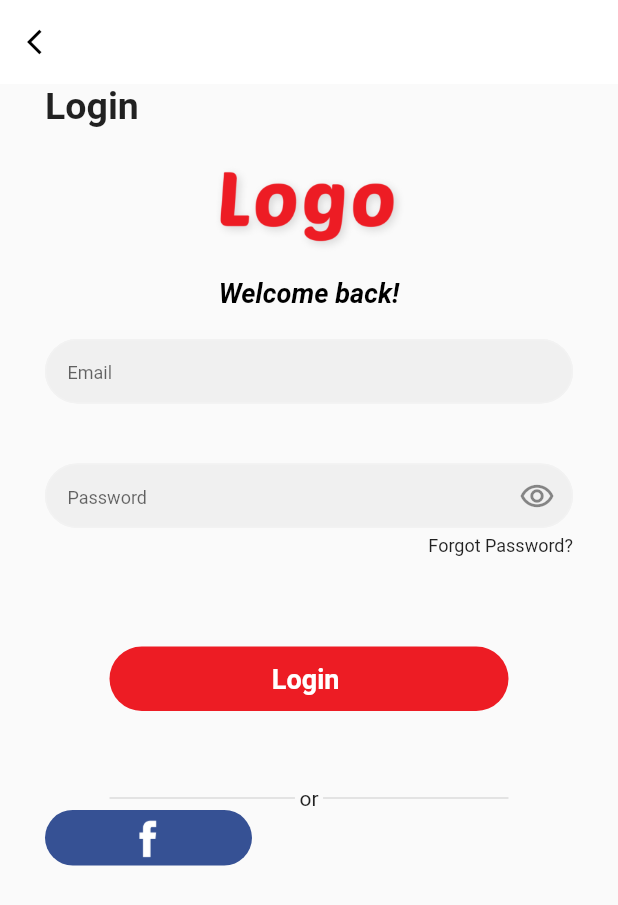
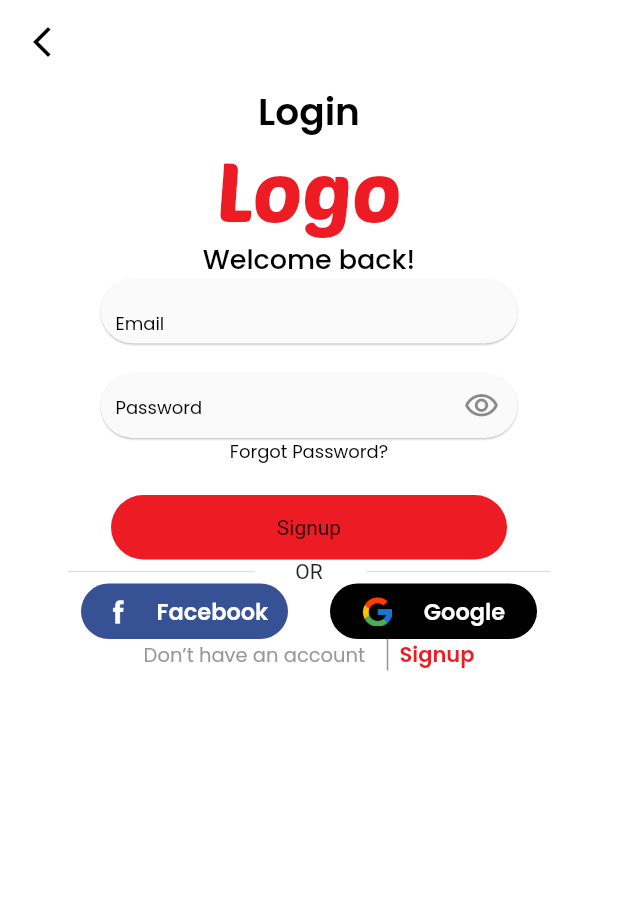
Before and after one commit to FarooqSial/micro_services, a Flutter app: the LoginScreen screen opened directly, on a phone screen of 412 x 824 dp. Shown: the top 905 px of the screen. Run offline on Flutter 3.47's test engine with Material 2 defaults, Android fonts, the phone set to English and light mode, and no system bars.

Commit message:
third commit by farooq

```diff
--- a/lib/Screen_Login.dart
+++ b/lib/Screen_Login.dart
@@ -1,5 +1,9 @@
 import 'package:flutter/material.dart';
+import 'package:micro_services/widgets/MyTestField.dart';
 import 'package:micro_services/widgets/MyContainer.dart';
+import 'package:micro_services/widgets/colors.dart';
+
+import 'Screen_Forgot_Password.dart';
 
 class LoginScreen extends StatelessWidget {
   const LoginScreen({Key? key}) : super(key: key);
@@ -8,186 +12,206 @@ class LoginScreen extends StatelessWidget {
   Widget build(BuildContext context) {
     return SafeArea(
       child: Scaffold(
+        backgroundColor: MicroServicesColor.whiteColor,
         appBar: AppBar(
-          backgroundColor: Color(0xffffffff),
+          backgroundColor: MicroServicesColor.whiteColor,
           elevation: 0,
-          leading: Icon(
-            Icons.arrow_back_ios,
-            size: 20,
-            color: Color(0xff000000),
+          leading: GestureDetector(
+            onTap: () {
+              Navigator.pop(context);
+            },
+            child: Icon(Icons.arrow_back_ios_new_outlined,
+                color: MicroServicesColor.blackColor),
           ),
         ),
-        body: Center(
-          child: Padding(
-            padding: const EdgeInsets.symmetric(horizontal: 30),
-            child: Column(
+        body: Column(
           children: [
-                Align(
-                  alignment: Alignment.centerLeft,
-                  child: Text(
+            Text(
               'Login',
               style: TextStyle(
+                color: MicroServicesColor.blackColor,
+                fontFamily: 'PoppinsSemiBold',
                 fontSize: 25,
-                      fontWeight: FontWeight.w600,
               ),
             ),
+            Center(
+              child: Text(
+                'Logo',
+                style: TextStyle(
+                  color: MicroServicesColor.redColor,
+                  fontFamily: 'PoetSenOneRegular',
+                  fontSize: 55,
                 ),
-                Image.asset(
-                  'images/Logo.png',
-                  height: 100,
-                  width: 130,
+              ),
             ),
             Text(
               'Welcome back!',
               style: TextStyle(
-                    color: Color(0xff000000),
+                color: MicroServicesColor.blackColor,
+                fontFamily: 'PoppinsMedium',
                 fontSize: 18,
-                    fontWeight: FontWeight.w600,
-                    fontStyle: FontStyle.italic,
+              ),
+            ),
+            Padding(
+              padding: const EdgeInsets.symmetric(horizontal: 40),
+              child: Column(
+                children: [
+                  MyTextField(
+                    hintText: 'Email',
+                    height: 43,
+                    width: 278,
+                    keyboardType: TextInputType.emailAddress,
+                  ),
+                  SizedBox(
+                    height: 20,
+                  ),
+                  MyTextField(
+                    hintText: 'Password',
+                    height: 43,
+                    width: 278,
+                    keyboardType: TextInputType.visiblePassword,
+                    icon: Icon(
+                      Icons.visibility_outlined,
+                    ),
+                    obscureText: true,
+                  ),
+                  GestureDetector(
+                    onTap: () {
+                      Navigator.push(
+                        context,
+                        MaterialPageRoute(
+                          builder: (context) => ForgotPasswordScreen(),
+                        ),
+                      );
+                    },
+                    child: Text(
+                      'Forgot Password?',
+                      style: TextStyle(
+                        color: MicroServicesColor.blackColor,
+                        fontSize: 12,
+                        fontFamily: 'PoppinsRegular',
+                      ),
                     ),
                   ),
                   SizedBox(
                     height: 20,
                   ),
-                SizedBox(
+                  MyContainer(
                     height: 43,
-                  child: TextField(
-                    decoration: InputDecoration(
-                      filled: true,
-                      contentPadding: EdgeInsets.only(top: 5, left: 15),
-                      hintText: 'Email',
-                      hintStyle: TextStyle(fontSize: 12),
-                      border: OutlineInputBorder(
-                        borderRadius: BorderRadius.circular(25),
-                        borderSide: BorderSide(
-                          color: Color(0xffF2F2F2),
+                    width: 264,
+                    color: MicroServicesColor.redColor,
+                    child: Center(
+                      child: Text('Signup'),
                     ),
                   ),
-                      enabledBorder: OutlineInputBorder(
-                        borderRadius: BorderRadius.circular(25),
-                        borderSide: BorderSide(
-                          color: Color(0xffF2F2F2),
-                        ),
-                      ),
-                      focusedBorder: OutlineInputBorder(
-                        borderRadius: BorderRadius.circular(25),
-                        borderSide: BorderSide(
-                          color: Color(0xff64B5F6),
-                        ),
-                      ),
-                    ),
-                  ),
-                ),
-                SizedBox(
-                  height: 40,
-                ),
-                SizedBox(
-                  height: 43,
-                  child: TextField(
-                    decoration: InputDecoration(
-                      filled: true,
-                      suffixIcon: Icon(Icons.remove_red_eye_outlined),
-                      contentPadding: EdgeInsets.only(top: 5, left: 15),
-                      hintText: 'Password',
-                      hintStyle: TextStyle(fontSize: 12),
-                      border: OutlineInputBorder(
-                        borderRadius: BorderRadius.circular(25),
-                        borderSide: BorderSide(
-                          color: Color(0xffF2F2F2),
-                        ),
-                      ),
-                      enabledBorder: OutlineInputBorder(
-                        borderRadius: BorderRadius.circular(25),
-                        borderSide: BorderSide(
-                          color: Color(0xffF2F2F2),
-                        ),
-                      ),
-                      focusedBorder: OutlineInputBorder(
-                        borderRadius: BorderRadius.circular(25),
-                        borderSide: BorderSide(
-                          color: Color(0xff64B5F6),
-                        ),
-                      ),
-                    ),
-                  ),
-                ),
-                SizedBox(
-                  height: 5,
-                ),
-                Align(
-                  alignment: Alignment.bottomRight,
-                  child: Text(
-                    'Forgot Password?',
-                    style: TextStyle(
-                      fontSize: 12,
-                    ),
-                  ),
-                ),
-                SizedBox(
-                  height: 60,
-                ),
-                Container(
-                  child: Center(
-                    child: Text(
-                      'Login ',
-                      style: TextStyle(
-                          color: Color(0xffffffff),
-                          fontSize: 18,
-                          fontWeight: FontWeight.bold),
-                    ),
-                  ),
-                  height: 43,
-                  width: 266,
-                  decoration: BoxDecoration(
-                    borderRadius: BorderRadius.circular(25),
-                    color: Color(
-                      0xffED1C24,
-                    ),
-                  ),
-                ),
-                SizedBox(
-                  height: 50,
-                ),
-                Padding(
-                  padding: const EdgeInsets.symmetric(horizontal: 40),
-                  child: Row(
+                  Row(
                     children: [
                       Expanded(
+                        flex: 2,
                         child: Divider(
                           thickness: 1,
                           endIndent: 3,
-                          indent: 3,
+                          indent: 5,
                         ),
                       ),
-                      Center(
-                        child: Text('or'),
+                      Expanded(
+                        flex: 1,
+                        child: Center(
+                          child: Text('OR'),
+                        ),
                       ),
                       Expanded(
+                        flex: 2,
                         child: Divider(
-                          endIndent: 3,
+                          endIndent: 5,
                           thickness: 1,
-                          indent: 3,
+                          indent: 5,
+                        ),
+                      ),
+                    ],
+                  ),
+                  Row(
+                    mainAxisAlignment: MainAxisAlignment.spaceAround,
+                    children: [
+                      MyContainer(
+                        height: 37,
+                        width: 138,
+                        color: MicroServicesColor.blueColor,
+                        child: Row(
+                          mainAxisAlignment: MainAxisAlignment.spaceEvenly,
+                          children: [
+                            Image(
+                              height: 24,
+                              width: 24,
+                              image: AssetImage('images/facebook.png'),
+                            ),
+                            Text(
+                              'Facebook',
+                              style: TextStyle(
+                                color: Color(0xffFFFFFF),
+                                fontFamily: 'PoppinsSemiBold',
+                                fontSize: 15,
                               ),
                             ),
                           ],
                         ),
                       ),
-                Row(
-                  children: [
-                    Container(
-                      child: Image.asset('images/facebook.png'),
+                      MyContainer(
                         height: 37,
                         width: 138,
-                      decoration: BoxDecoration(
-                        color: Color(0xff365194),
-                        borderRadius: BorderRadius.circular(25),
+                        color: MicroServicesColor.blackColor,
+                        child: Row(
+                          mainAxisAlignment: MainAxisAlignment.spaceEvenly,
+                          children: [
+                            Image(
+                              height: 20,
+                              width: 20,
+                              image: AssetImage('images/google.png'),
+                            ),
+                            Text(
+                              'Google',
+                              style: TextStyle(
+                                color: MicroServicesColor.whiteColor,
+                                fontFamily: 'PoppinsSemiBold',
+                                fontSize: 15,
                               ),
                             ),
                           ],
-                )
+                        ),
+                      ),
+                    ],
+                  ),
+                  IntrinsicHeight(
+                    child: Row(
+                      mainAxisAlignment: MainAxisAlignment.center,
+                      children: [
+                        Text(
+                          'Don’t have an account  ',
+                          style: TextStyle(
+                            color: MicroServicesColor.textColor,
+                            fontSize: 13,
+                            fontFamily: 'PoppinsRegular',
+                          ),
+                        ),
+                        VerticalDivider(
+                          thickness: 1,
+                          color: MicroServicesColor.textColor,
+                        ),
+                        Text(
+                          'Signup',
+                          style: TextStyle(
+                            color: MicroServicesColor.redColor,
+                            fontFamily: 'PoppinsSemiBold',
+                            fontSize: 14,
+                          ),
+                        ),
                       ],
                     ),
                   ),
+                ],
+              ),
+            ),
+          ],
         ),
       ),
     );
--- a/lib/widgets/MyTestField.dart
+++ b/lib/widgets/MyTestField.dart
@@ -9,6 +9,7 @@ class MyTextField extends StatelessWidget {
     this.width,
     this.icon,
     this.keyboardType,
+    this.color,
   });
 
   final double? height;
@@ -17,6 +18,7 @@ class MyTextField extends StatelessWidget {
   final bool? obscureText;
   final Widget? icon;
   final String hintText;
+  final Color? color;
 
   @override
   Widget build(BuildContext context) {
@@ -31,7 +33,7 @@ class MyTextField extends StatelessWidget {
           keyboardType: keyboardType,
           decoration: InputDecoration(
             suffixIcon: icon,
-            fillColor: Color(0xffF2F2F2),
+            fillColor: color ?? Color(0xffF2F2F2),
             contentPadding: EdgeInsets.only(top: 10, left: 10),
             hintText: hintText,
             hintStyle: TextStyle(
--- a/lib/widgets/colors.dart
+++ b/lib/widgets/colors.dart
@@ -6,4 +6,5 @@ class MicroServicesColor{
   static const Color blueColor = Color(0xff365194);
   static const Color textFieldColor = Color(0xffF2F2F2);
   static const Color textColor = Color(0xff979797);
+  static const Color whiteColor = Color(0xffffffff);
 }
```
Also changed, not shown: lib/Screen_Forgot_Password.dart (added, +79 -0 lines), lib/Screen_create_account.dart (added, +146 -0 lines), lib/screen_signup.dart (+30 -20 lines), lib/screen_splash.dart (+5 -5 lines), lib/screen_verification.dart (added, +116 -0 lines), images/Profile.png (added), images/Verification.png (added), lib/generated/assets.dart. Lines whose indentation alone changed are shown as unchanged.
